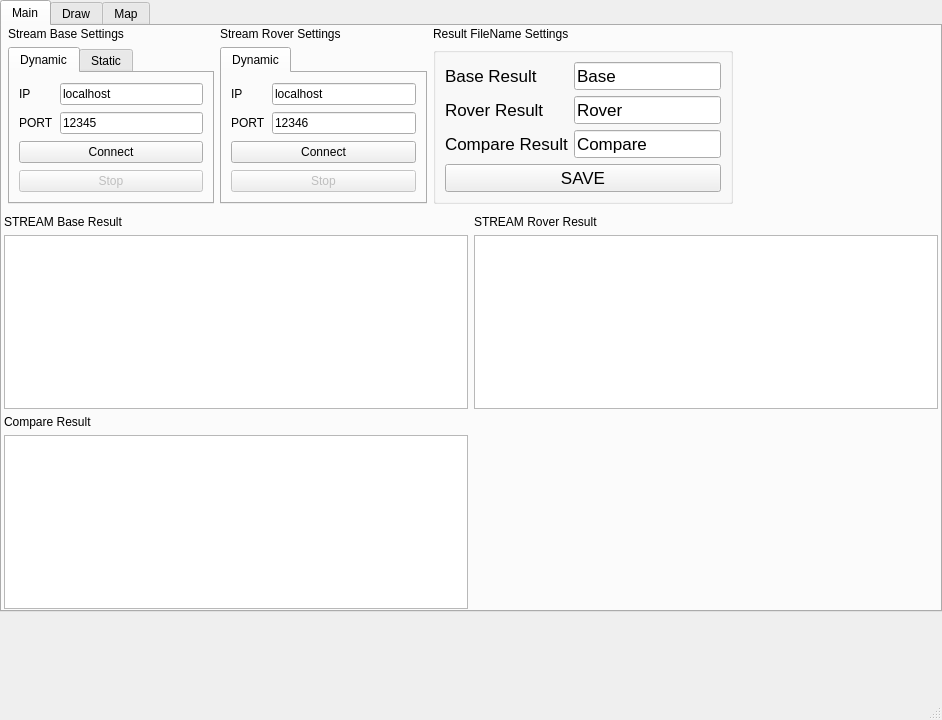
Above: main.ui from 524836851/RT_GUI before the change. Below: the same form after it.
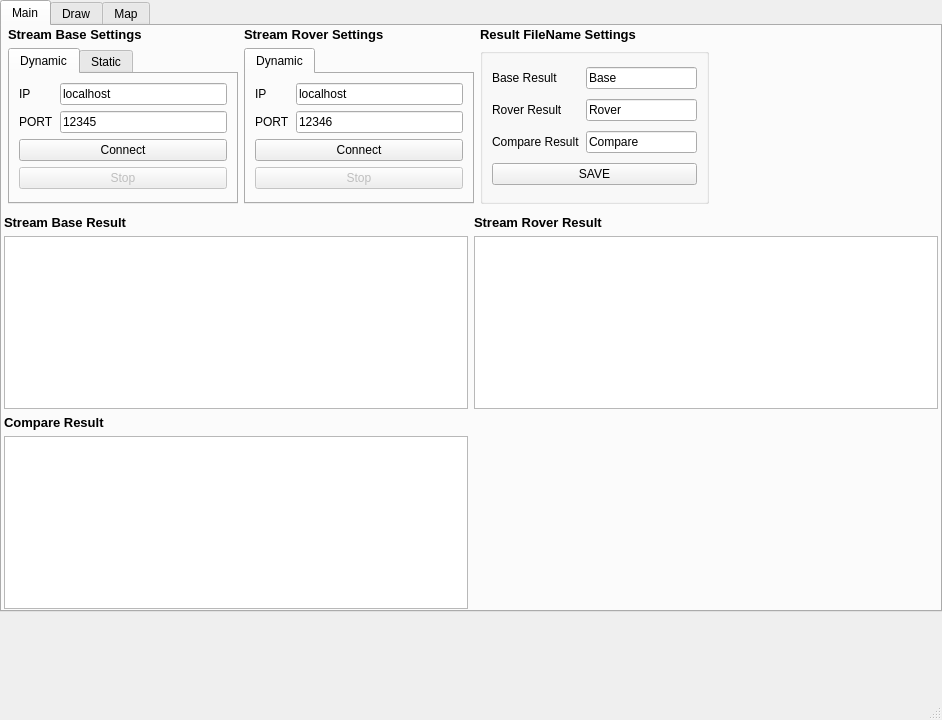
That is the form after the change.

Commit message: change font size and weightt

The edit to the form file:
```diff
--- a/main.ui
+++ b/main.ui
@@ -151,7 +151,7 @@
              </property>
              <property name="font">
               <font>
-               <pointsize>13</pointsize>
+               <pointsize>9</pointsize>
               </font>
              </property>
              <property name="title">
@@ -340,6 +340,13 @@
            </item>
            <item row="0" column="0">
             <widget class="QLabel" name="label_18">
+             <property name="font">
+              <font>
+               <pointsize>10</pointsize>
+               <weight>75</weight>
+               <bold>true</bold>
+              </font>
+             </property>
              <property name="text">
               <string>Stream Base Settings</string>
              </property>
@@ -347,6 +354,13 @@
            </item>
            <item row="0" column="1">
             <widget class="QLabel" name="label_19">
+             <property name="font">
+              <font>
+               <pointsize>10</pointsize>
+               <weight>75</weight>
+               <bold>true</bold>
+              </font>
+             </property>
              <property name="text">
               <string>Stream Rover Settings</string>
              </property>
@@ -354,6 +368,13 @@
            </item>
            <item row="0" column="2">
             <widget class="QLabel" name="label_20">
+             <property name="font">
+              <font>
+               <pointsize>10</pointsize>
+               <weight>75</weight>
+               <bold>true</bold>
+              </font>
+             </property>
              <property name="text">
               <string>Result FileName Settings</string>
              </property>
@@ -403,20 +424,41 @@
            </item>
            <item row="0" column="1">
             <widget class="QLabel" name="label_10">
+             <property name="font">
+              <font>
+               <pointsize>10</pointsize>
+               <weight>75</weight>
+               <bold>true</bold>
+              </font>
+             </property>
              <property name="text">
-              <string>STREAM Rover Result</string>
+              <string>Stream Rover Result</string>
              </property>
             </widget>
            </item>
            <item row="0" column="0">
             <widget class="QLabel" name="label_9">
+             <property name="font">
+              <font>
+               <pointsize>10</pointsize>
+               <weight>75</weight>
+               <bold>true</bold>
+              </font>
+             </property>
              <property name="text">
-              <string>STREAM Base Result</string>
+              <string>Stream Base Result</string>
              </property>
             </widget>
            </item>
            <item row="2" column="0">
             <widget class="QLabel" name="label_11">
+             <property name="font">
+              <font>
+               <pointsize>10</pointsize>
+               <weight>75</weight>
+               <bold>true</bold>
+              </font>
+             </property>
              <property name="text">
               <string>Compare Result</string>
              </property>
```
The commit also changes 1 other file.
